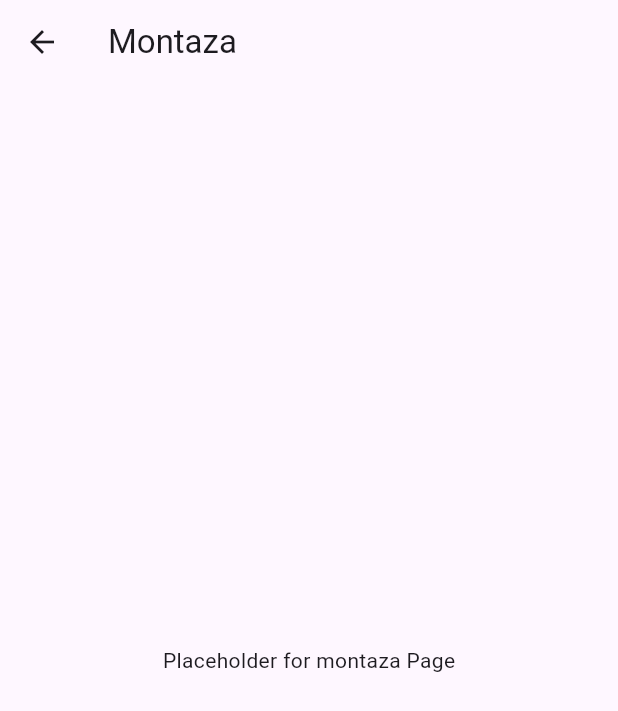
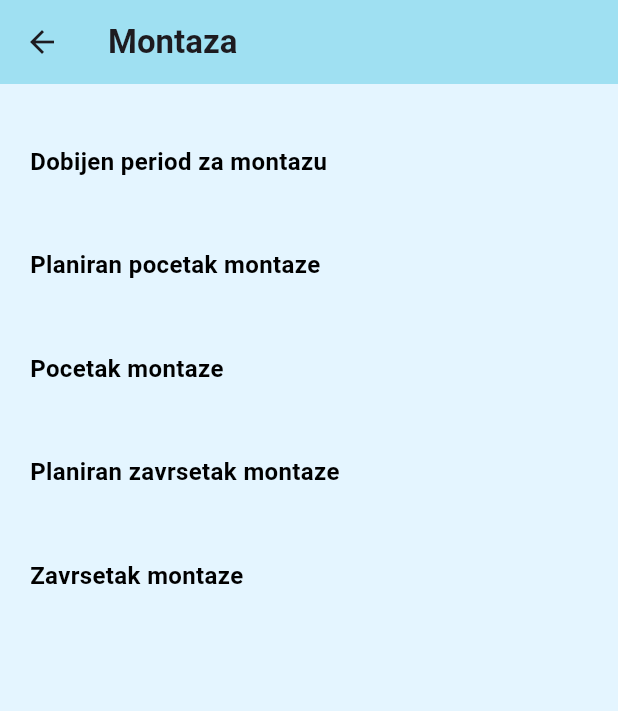
Before and after one commit to Slatinac22/Prolehrsysteme-Project-Manager, a Flutter app: the ProjectDetailPage screen opened directly with empty values, after a tap on "Montaza", on a phone screen of 412 x 824 dp. Shown: the top 711 px of the screen. Run offline on Flutter 3.47's test engine with Material 3 defaults, Android fonts, the phone set to English and light mode, and no system bars; our stand-ins replace cloud_firestore, firebase_auth, firebase_core, flutter_spinkit; accounts and stored records are empty.

Commit message:
montaza update

```diff
--- a/project_manager/lib/models/project.dart
+++ b/project_manager/lib/models/project.dart
@@ -16,6 +16,12 @@ class Project {
   String nije_planiran_datum_transporta;
   String poslato;
 
+  String dobijen_period_za_montazu;
+  String planiran_pocetak_montaze;
+  String pocetak_montaze;
+  String planiran_zavrsetak_montaze;
+  String zavrsetak_montaze;
+
   String id;
 
   Project({
@@ -31,6 +37,12 @@ class Project {
     this.planirani_datum_transporta = '',
     this.nije_planiran_datum_transporta = '',
     this.poslato = '',
+
+    this.dobijen_period_za_montazu = '',
+    this.planiran_pocetak_montaze = '',
+    this.pocetak_montaze = '',
+    this.planiran_zavrsetak_montaze = '',
+    this.zavrsetak_montaze = '',
   });
 
   // Method to update the adresa property
@@ -57,6 +69,12 @@ class Project {
       planirani_datum_transporta: data['planirani_datum_transporta'],
       nije_planiran_datum_transporta: data['nije_planiran_datum_transporta'],
       poslato: data['poslato'] ?? '',
+      dobijen_period_za_montazu: data['dobijen_period_za_montazu'] ?? '',
+      planiran_pocetak_montaze: data['planirani_pocetak_montaze'] ?? '',
+      pocetak_montaze: data['pocetak_montaze'] ?? '',
+      planiran_zavrsetak_montaze: data['planirani_zavrsetak_montaze'] ?? '',
+      zavrsetak_montaze: data['zavrsetak_montaze'] ?? '',
+
 
     );
   }
--- a/project_manager/lib/screens/project_detail_page.dart
+++ b/project_manager/lib/screens/project_detail_page.dart
@@ -48,7 +48,7 @@ class ProjectDetailPage extends StatelessWidget {
                   buildButton(context, 'Plan Produkcije', PlanProdukcijePage(projectId: updatedProject.id), Colors.green),
                   buildButton(context, 'Nabavka i Produkcija', NabavkaIProdukcijaPage(projectId: updatedProject.id), Colors.orange),
                   buildButton(context, 'Skladiste i Transport', SkladisteITransportPage(projectId: updatedProject.id), Colors.purple),
-                  buildButton(context, 'Montaza', MontazaPage(), Colors.red),
+                  buildButton(context, 'Montaza', MontazaPage(projectId: updatedProject.id), Colors.red),
                   buildButton(context, 'Verifikacija Projekta', VerifikacijaProjektaPage(), Colors.teal),
                   buildButton(context, 'Kolicina', KolicinaPage(), Colors.indigo),
                   buildButton(context, 'Defekti', DefektiPage(), Colors.lime),
--- a/project_manager/lib/screens/subscreens/montaza.dart
+++ b/project_manager/lib/screens/subscreens/montaza.dart
@@ -1,17 +1,83 @@
 import 'package:flutter/material.dart';
+import 'package:project_manager/models/project.dart';
+import 'package:project_manager/services/database.dart';
+import 'package:project_manager/shared/colors.dart';
+// ignore_for_file: use_key_in_widget_constructors, prefer_const_constructors
+
 
 class MontazaPage extends StatelessWidget {
-  const MontazaPage({super.key});
+      final String projectId;
+  const MontazaPage({required this.projectId});
 
-  @override
+@override
   Widget build(BuildContext context) {
-       return Scaffold(
+    return Scaffold(
+      backgroundColor: AppColors.secondaryColor,
       appBar: AppBar(
-        title: Text('Montaza'),
+        backgroundColor: AppColors.primaryColor,
+        title: Text(
+          'Montaza',
+          style: TextStyle(
+            fontWeight: FontWeight.bold,
+          ),
+        ),
       ),
-      body: Center(
-        child: Text('Placeholder for montaza Page'),
+      body: Padding(
+        padding: const EdgeInsets.all(20.0),
+        child: StreamBuilder<Project>(
+          stream: DatabaseService().streamProject(projectId),
+          builder: (context, AsyncSnapshot<Project> snapshot) {
+            if (snapshot.connectionState == ConnectionState.waiting) {
+              return Center(child: CircularProgressIndicator());
+            } else if (snapshot.hasError) {
+              return Center(child: Text('Error fetching project data'));
+            } else if (!snapshot.hasData) {
+              return Center(child: Text('No project data available'));
+            } else {
+              Project project = snapshot.data!;
+              return Column(
+                crossAxisAlignment: CrossAxisAlignment.start,
+                children: [
+                  SizedBox(height: 20),
+                  _buildDataItem('Dobijen period za montazu', project.dobijen_period_za_montazu, context),
+                   SizedBox(height: 20),
+                  _buildDataItem('Planiran pocetak montaze', project.planiran_pocetak_montaze, context),
+                    SizedBox(height: 20),
+                  _buildDataItem('Pocetak montaze', project.pocetak_montaze, context),
+                    SizedBox(height: 20),
+                  _buildDataItem('Planiran zavrsetak montaze', project.planiran_zavrsetak_montaze, context),
+                    SizedBox(height: 20),
+                  _buildDataItem('Zavrsetak montaze', project.zavrsetak_montaze, context),
+
+                ],
+              );
+            }
+          },
+        ),
       ),
     );
   }
+
+  Widget _buildDataItem(String title, String data, BuildContext context) {
+    double screenWidth = MediaQuery.of(context).size.width;
+
+    return Column(
+      crossAxisAlignment: CrossAxisAlignment.start,
+      children: [
+        Text(
+          title,
+          style: TextStyle(
+            fontSize: screenWidth > 600 ? 30 : 16, // Adjust font size based on screen width
+            fontWeight: FontWeight.bold,
+            color: Colors.black,
+          ),
+        ),
+        SizedBox(height: 5),
+        Text(
+          data,
+          style: TextStyle(fontSize: screenWidth > 600 ? 30 : 14), // Adjust font size based on screen width
+        ),
+      ],
+    );
+  }
 }
--- a/project_manager/lib/screens/subscreens/nabavka_i_produkcija.dart
+++ b/project_manager/lib/screens/subscreens/nabavka_i_produkcija.dart
@@ -7,6 +7,7 @@ import 'package:project_manager/shared/colors.dart';
 
 
 class NabavkaIProdukcijaPage extends StatelessWidget {
+
     final String projectId;
 
   const NabavkaIProdukcijaPage({required this.projectId});
```
